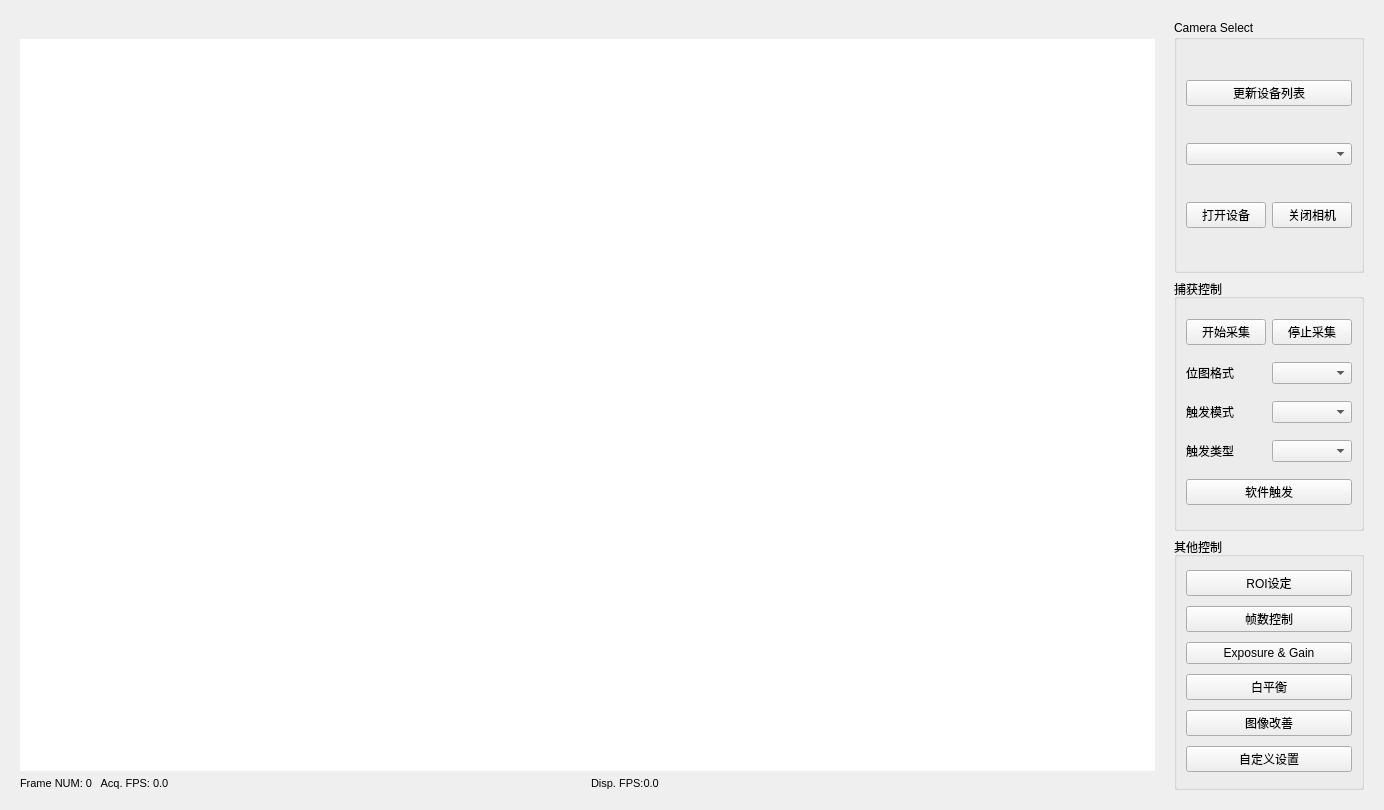
Old version of the form GxViewer/GxViewer.ui in the repository ZoZZJ/linux-monitorA-.
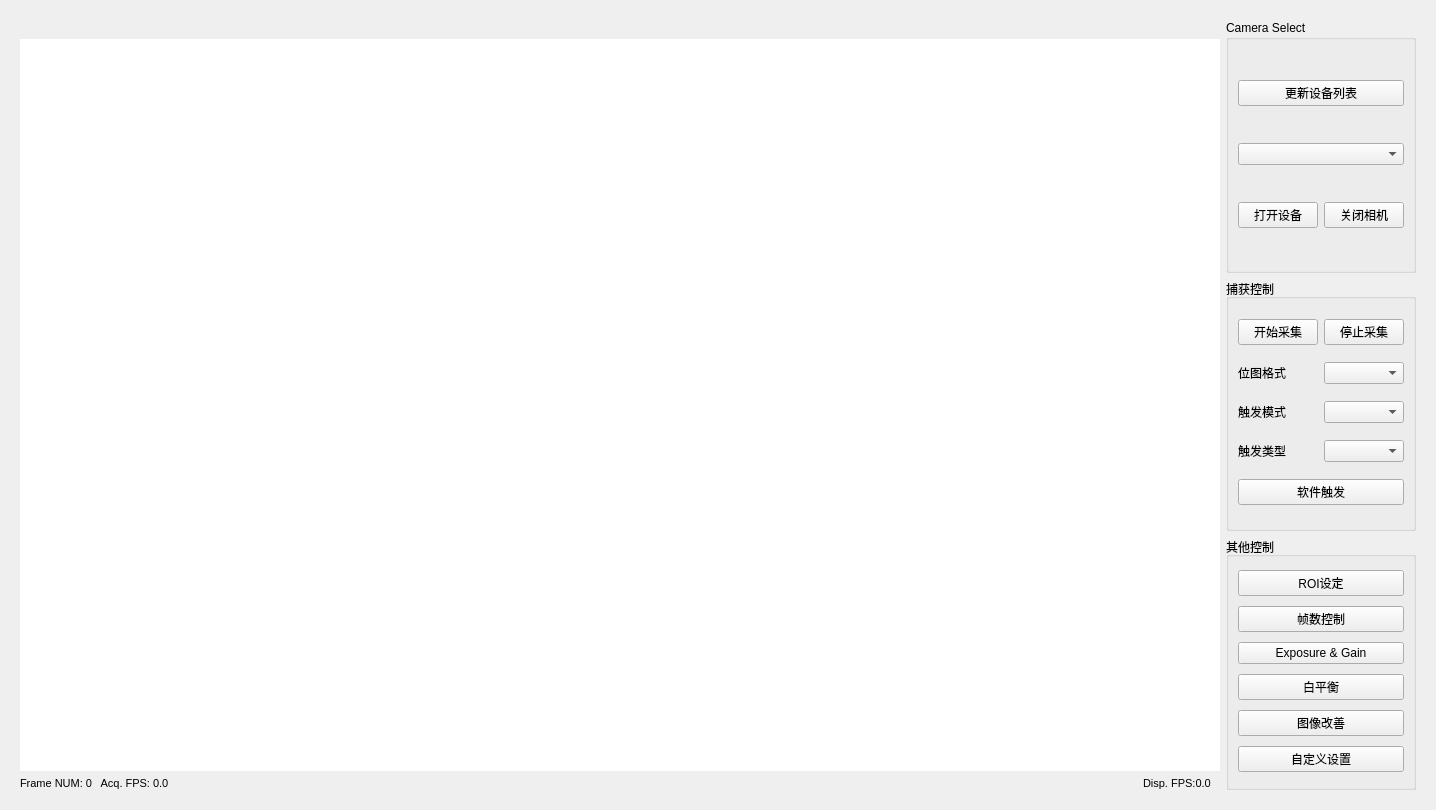
New version of the form.

```diff
--- a/GxViewer/GxViewer.ui
+++ b/GxViewer/GxViewer.ui
@@ -22,13 +22,19 @@
        <verstretch>0</verstretch>
       </sizepolicy>
      </property>
-     <layout class="QHBoxLayout" name="horizontalLayout_8">
+     <layout class="QHBoxLayout" name="horizontalLayout_8" stretch="4,1">
       <item>
-       <layout class="QVBoxLayout" name="verticalLayout_5">
+       <layout class="QVBoxLayout" name="verticalLayout_5" stretch="0,1,0">
         <item>
          <layout class="QHBoxLayout" name="horizontalLayout_7">
           <item>
            <widget class="QLabel" name="VendorName">
+            <property name="sizePolicy">
+             <sizepolicy hsizetype="Maximum" vsizetype="Maximum">
+              <horstretch>0</horstretch>
+              <verstretch>0</verstretch>
+             </sizepolicy>
+            </property>
             <property name="font">
              <font>
               <pointsize>8</pointsize>
@@ -86,11 +92,23 @@
         <item>
          <widget class="QLabel" name="ImageLabel">
           <property name="sizePolicy">
-           <sizepolicy hsizetype="Expanding" vsizetype="Expanding">
+           <sizepolicy hsizetype="Preferred" vsizetype="Preferred">
             <horstretch>0</horstretch>
             <verstretch>0</verstretch>
            </sizepolicy>
           </property>
+          <property name="minimumSize">
+           <size>
+            <width>1200</width>
+            <height>700</height>
+           </size>
+          </property>
+          <property name="maximumSize">
+           <size>
+            <width>2400</width>
+            <height>1600</height>
+           </size>
+          </property>
           <property name="palette">
            <palette>
             <active>
@@ -545,6 +563,12 @@
          <layout class="QHBoxLayout" name="horizontalLayout_6">
           <item>
            <widget class="QLabel" name="AcqFrameRateLabel">
+            <property name="sizePolicy">
+             <sizepolicy hsizetype="Preferred" vsizetype="Maximum">
+              <horstretch>0</horstretch>
+              <verstretch>0</verstretch>
+             </sizepolicy>
+            </property>
             <property name="font">
              <font>
               <pointsize>8</pointsize>
@@ -557,6 +581,12 @@
           </item>
           <item>
            <widget class="QLabel" name="ShowFrameRateLabel">
+            <property name="sizePolicy">
+             <sizepolicy hsizetype="Maximum" vsizetype="Preferred">
+              <horstretch>0</horstretch>
+              <verstretch>0</verstretch>
+             </sizepolicy>
+            </property>
             <property name="font">
              <font>
               <pointsize>8</pointsize>
@@ -571,16 +601,6 @@
         </item>
        </layout>
       </item>
-      <item>
-       <widget class="QLabel" name="label">
-        <property name="toolTip">
-         <string>Have a nice day~</string>
-        </property>
-        <property name="text">
-         <string/>
-        </property>
-       </widget>
-      </item>
       <item>
        <layout class="QVBoxLayout" name="verticalLayout_4">
         <property name="sizeConstraint">
```
Left out of the diff: 2 changed lines with no effect on the pictures.
